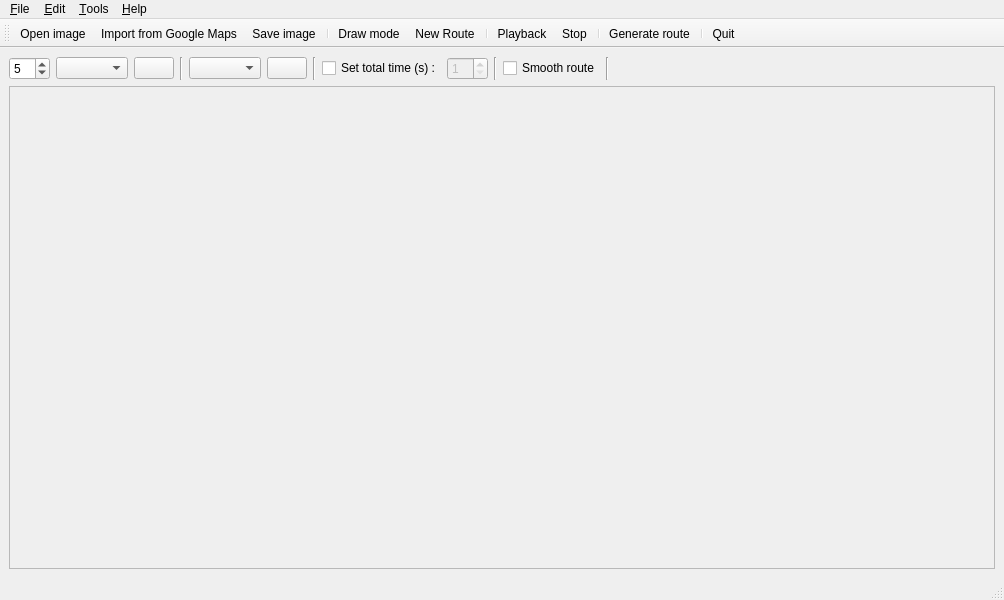
michjans/routegen, file src/routegen.ui: the form before one commit.
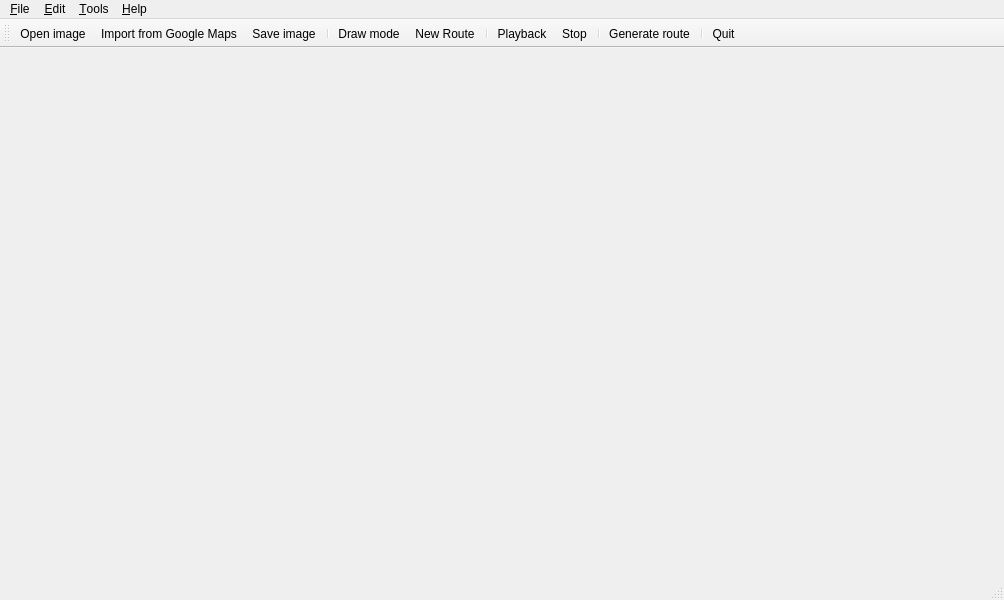
The form after the commit. Icons and pictures are not drawn.

Diff of the .ui file:
```diff
--- a/src/routegen.ui
+++ b/src/routegen.ui
@@ -20,133 +20,6 @@
    <layout class="QVBoxLayout">
     <item>
      <layout class="QHBoxLayout" name="routeProperties">
-      <item>
-       <widget class="QSpinBox" name="penSizeSB">
-        <property name="toolTip">
-         <string>Modify the width of the drawn route line</string>
-        </property>
-        <property name="minimum">
-         <number>1</number>
-        </property>
-        <property name="value">
-         <number>5</number>
-        </property>
-       </widget>
-      </item>
-      <item>
-       <widget class="QComboBox" name="lineStyleCB">
-        <property name="minimumSize">
-         <size>
-          <width>0</width>
-          <height>0</height>
-         </size>
-        </property>
-        <property name="toolTip">
-         <string>Select line style of route</string>
-        </property>
-       </widget>
-      </item>
-      <item>
-       <widget class="QPushButton" name="routeColorPB">
-        <property name="sizePolicy">
-         <sizepolicy hsizetype="Fixed" vsizetype="Fixed">
-          <horstretch>0</horstretch>
-          <verstretch>0</verstretch>
-         </sizepolicy>
-        </property>
-        <property name="toolTip">
-         <string>Select route color</string>
-        </property>
-        <property name="text">
-         <string/>
-        </property>
-       </widget>
-      </item>
-      <item>
-       <widget class="Line" name="line_2">
-        <property name="orientation">
-         <enum>Qt::Vertical</enum>
-        </property>
-       </widget>
-      </item>
-      <item>
-       <widget class="QComboBox" name="vehicleCB">
-        <property name="toolTip">
-         <string>Select vehicle for the route</string>
-        </property>
-       </widget>
-      </item>
-      <item>
-       <widget class="QPushButton" name="vehicleSettingsPB">
-        <property name="sizePolicy">
-         <sizepolicy hsizetype="Minimum" vsizetype="Fixed">
-          <horstretch>0</horstretch>
-          <verstretch>0</verstretch>
-         </sizepolicy>
-        </property>
-        <property name="toolTip">
-         <string>Vehicle Settings</string>
-        </property>
-        <property name="text">
-         <string/>
-        </property>
-        <property name="icon">
-         <iconset resource="routegen.qrc">
-          <normaloff>:/icons/icons/settings.png</normaloff>:/icons/icons/settings.png</iconset>
-        </property>
-       </widget>
-      </item>
-      <item>
-       <widget class="Line" name="line_3">
-        <property name="orientation">
-         <enum>Qt::Vertical</enum>
-        </property>
-       </widget>
-      </item>
-      <item>
-       <widget class="QCheckBox" name="interpolationCB">
-        <property name="toolTip">
-         <string>Turns on/off automatic route interpolation</string>
-        </property>
-        <property name="text">
-         <string>Set total time (s) :</string>
-        </property>
-       </widget>
-      </item>
-      <item>
-       <widget class="QSpinBox" name="routeTimeSB">
-        <property name="enabled">
-         <bool>false</bool>
-        </property>
-        <property name="toolTip">
-         <string>Length of generated route in seconds</string>
-        </property>
-        <property name="minimum">
-         <number>1</number>
-        </property>
-       </widget>
-      </item>
-      <item>
-       <widget class="Line" name="line">
-        <property name="orientation">
-         <enum>Qt::Vertical</enum>
-        </property>
-       </widget>
-      </item>
-      <item>
-       <widget class="QCheckBox" name="smoothPathCB">
-        <property name="text">
-         <string>Smooth route</string>
-        </property>
-       </widget>
-      </item>
-      <item>
-       <widget class="Line" name="line_4">
-        <property name="orientation">
-         <enum>Qt::Vertical</enum>
-        </property>
-       </widget>
-      </item>
       <item>
        <spacer>
         <property name="orientation">
@@ -162,29 +35,6 @@
       </item>
      </layout>
     </item>
-    <item>
-     <widget class="QScrollArea" name="scrollArea">
-      <property name="sizePolicy">
-       <sizepolicy hsizetype="Preferred" vsizetype="Preferred">
-        <horstretch>0</horstretch>
-        <verstretch>1</verstretch>
-       </sizepolicy>
-      </property>
-      <property name="widgetResizable">
-       <bool>true</bool>
-      </property>
-      <widget class="QWidget" name="scrollAreaWidgetContents">
-       <property name="geometry">
-        <rect>
-         <x>0</x>
-         <y>0</y>
-         <width>990</width>
-         <height>482</height>
-        </rect>
-       </property>
-      </widget>
-     </widget>
-    </item>
    </layout>
   </widget>
   <widget class="QMenuBar" name="menubar">
```
Left out of the diff: 19 changed lines with no effect on the pictures.
